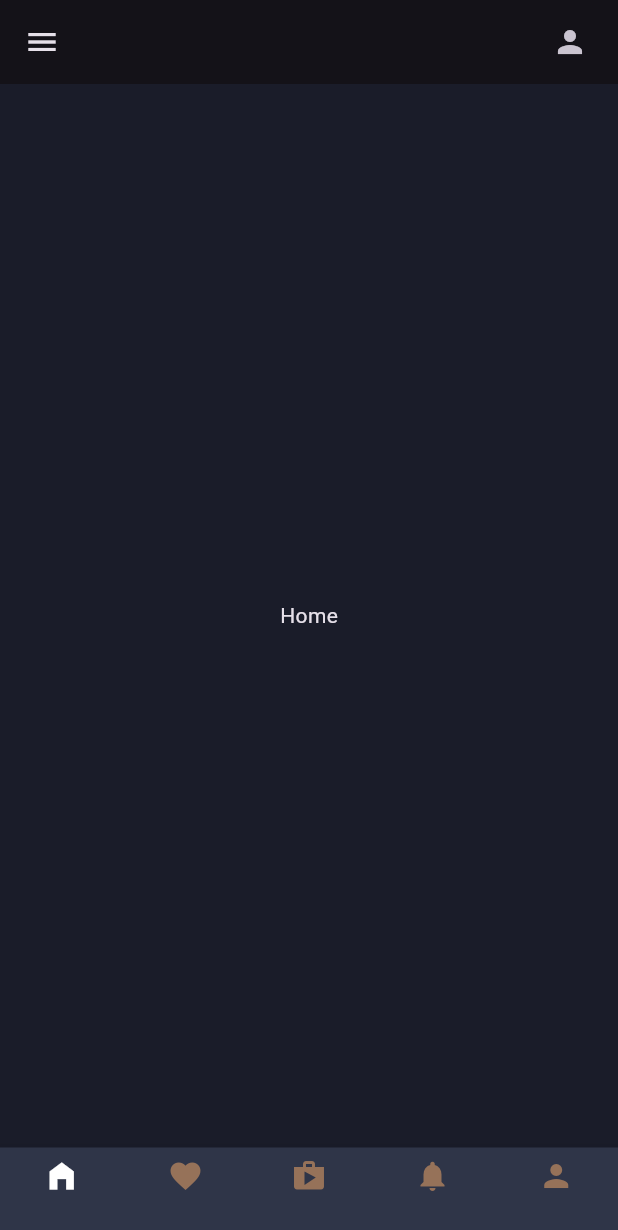
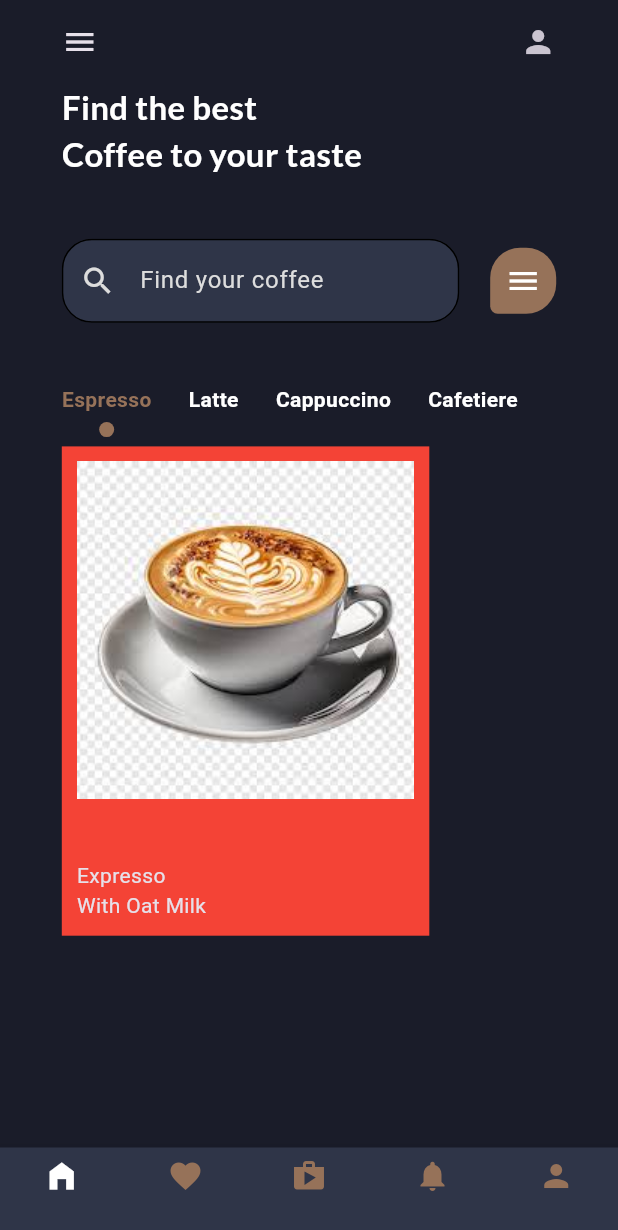
Before and after one commit to CSI-Trainee-2024/Task_5_Sparsh, a Flutter app: the Landing screen opened directly, on a phone screen of 412 x 824 dp. Shown: the top 1230 px of the screen. Run offline on Flutter 3.47's test engine with Material 3 defaults, Android fonts, the phone set to English and light mode, and no system bars; our stand-ins replace google_fonts.

Commit message:
Home page started

```diff
--- a/lib/Pages/home.dart
+++ b/lib/Pages/home.dart
@@ -3,6 +3,7 @@
 import 'package:coffee_app/constants/color.dart';
 import 'package:coffee_app/constants/size.dart';
 import 'package:flutter/material.dart';
+import 'package:flutter/services.dart';
 import 'package:google_fonts/google_fonts.dart';
 
 class Home extends StatefulWidget {
@@ -13,8 +14,125 @@ class Home extends StatefulWidget {
 }
 
 class _HomeState extends State<Home> {
+  List<String> coffeeTypes = ["Espresso", "Latte", "Cappuccino", "Cafetiere"];
+  int selectedCoffeeType = 0;
+
   @override
   Widget build(BuildContext context) {
-    return const Center(child: Text("Home"),);
+    return Padding(
+      padding: EdgeInsets.symmetric(horizontal: screenWidth * 0.1),
+      child: Column(
+        crossAxisAlignment: CrossAxisAlignment.start,
+        children: [
+          Text(
+            "Find the best \nCoffee to your taste",
+            style: GoogleFonts.lato(
+                fontSize: 22, fontWeight: FontWeight.bold, color: whiteColor),
+          ),
+          SizedBox(
+            height: screenHeight * 0.05,
+          ),
+          Row(
+            children: [
+              Flexible(
+                child: TextFormField(
+                  decoration: InputDecoration(
+                      prefixIcon: const Icon(
+                        Icons.search,
+                        color: Color(0xffdddddd),
+                      ),
+                      fillColor: fillColor,
+                      filled: true,
+                      // focusColor: Colors.green,
+                      enabledBorder: OutlineInputBorder(
+                        borderRadius: BorderRadius.circular(20.0),
+                      ),
+                      focusedBorder: OutlineInputBorder(
+                        borderRadius: BorderRadius.circular(20.0),
+                      ),
+                      hintText: "Find your coffee",
+                      hintStyle: TextStyle(color: Color(0xffdddddd))),
+                ),
+              ),
+              SizedBox(
+                width: screenWidth * 0.05,
+              ),
+              Container(
+                padding: EdgeInsets.all(10),
+                decoration: BoxDecoration(
+                    color: brownColor,
+                    borderRadius: BorderRadius.only(
+                        topLeft: Radius.circular(20),
+                        topRight: Radius.circular(20),
+                        bottomRight: Radius.circular(20),
+                        bottomLeft: Radius.circular(5))),
+                child: Icon(Icons.menu),
+              )
+            ],
+          ),
+          SizedBox(
+            height: screenHeight * 0.05,
+          ),
+          Container(
+            height: screenHeight * 0.05,
+            child: ListView.separated(
+                scrollDirection: Axis.horizontal,
+                itemBuilder: (context, index) {
+                  return GestureDetector(
+                      onTap: () {
+                        setState(() {
+                          selectedCoffeeType = index;
+                        });
+                      },
+                      child: Container(
+                        child: Column(children: [
+                          Text(coffeeTypes[index],
+                              style: TextStyle(
+                                  color: selectedCoffeeType == index
+                                      ? brownColor
+                                      : whiteColor,
+                                  fontWeight: FontWeight.bold)),
+                          SizedBox(height: 5),
+                          selectedCoffeeType == index
+                              ? Container(
+                                  width: 10,
+                                  height: 10,
+                                  decoration: BoxDecoration(
+                                      color: brownColor,
+                                      borderRadius: BorderRadius.circular(100)),
+                                )
+                              : Container()
+                        ]),
+                      ));
+                },
+                separatorBuilder: (context, index) {
+                  return SizedBox(
+                    width: screenWidth * 0.06,
+                  );
+                },
+                itemCount: coffeeTypes.length),
+          ),
+          Container(
+            padding: EdgeInsets.all(10),
+            color: Colors.red,
+            child: Column(
+              crossAxisAlignment: CrossAxisAlignment.start,
+              children: [
+                Container(
+                  decoration: BoxDecoration(
+                    borderRadius: BorderRadius.circular(100)
+                  ),
+                  child: Image.asset("assets/coffee.jpg")),
+                SizedBox(
+                  height: screenHeight * 0.05,
+                ),
+                Text("Expresso"),
+                Text("With Oat Milk")
+              ],
+            ),
+          )
+        ],
+      ),
+    );
   }
 }
--- a/lib/Pages/landing.dart
+++ b/lib/Pages/landing.dart
@@ -4,6 +4,7 @@ import 'package:coffee_app/Pages/notifications.dart';
 import 'package:coffee_app/Pages/profile.dart';
 import 'package:coffee_app/Pages/shopping.dart';
 import 'package:coffee_app/constants/color.dart';
+import 'package:coffee_app/constants/size.dart';
 import 'package:flutter/material.dart';
 
 class Landing extends StatefulWidget {
@@ -42,12 +43,15 @@ class _LandingState extends State<Landing> {
         child: Scaffold(
       appBar: AppBar(
           elevation: 0,
-          // backgroundColor: Colors.red,
-          leading: const Icon(Icons.menu),
-          actions: const [
+          backgroundColor: Colors.transparent,
+          leading: Padding(
+            padding:  EdgeInsets.only(left: screenWidth * 0.1),
+            child: const Icon(Icons.menu),
+          ),
+          actions: [
             Padding(
-              padding: EdgeInsets.only(right: 20),
-              child: Icon(Icons.person),
+              padding: EdgeInsets.only(right: screenWidth * 0.1),
+              child: const Icon(Icons.person),
             )
           ]),
       body: _getBody(),
--- a/lib/constants/color.dart
+++ b/lib/constants/color.dart
@@ -2,6 +2,7 @@ import 'package:flutter/material.dart';
 
 const backgroundColor = Color(0xffECE0D1);
 const brownColor = Color(0xff967259);
+const fillColor = Color(0xff2F3548);
 const textColor = Color(0xff38220F);
 const text2Color = Color(0xff444444);
 const greyColor = Colors.grey;
```
